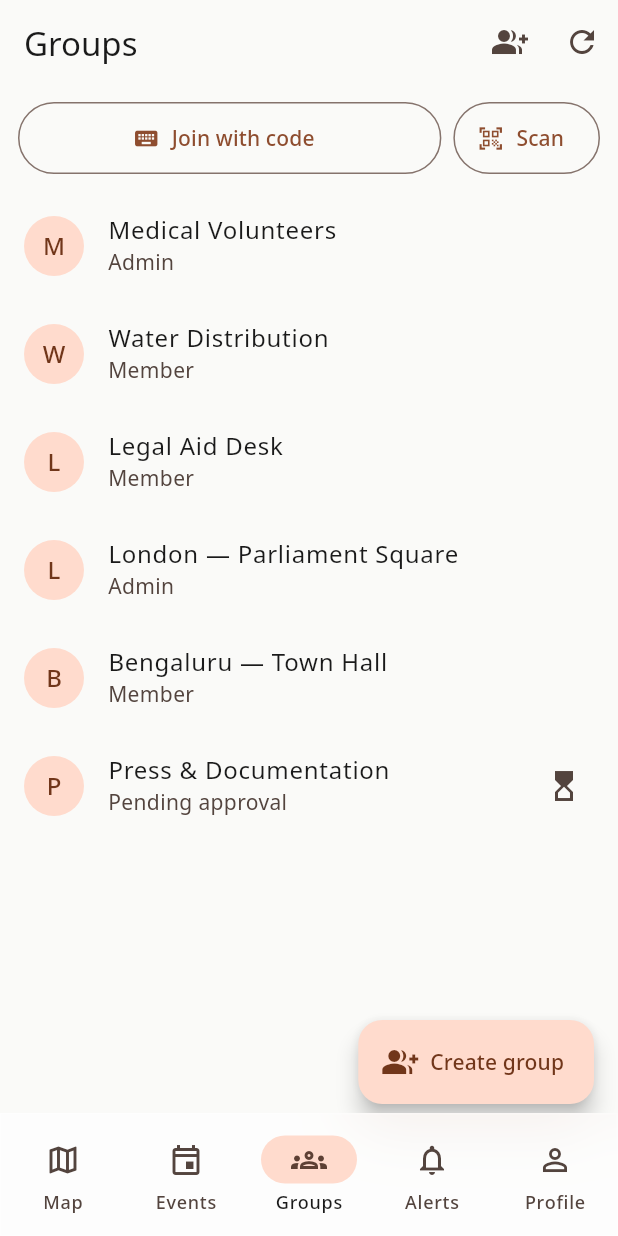
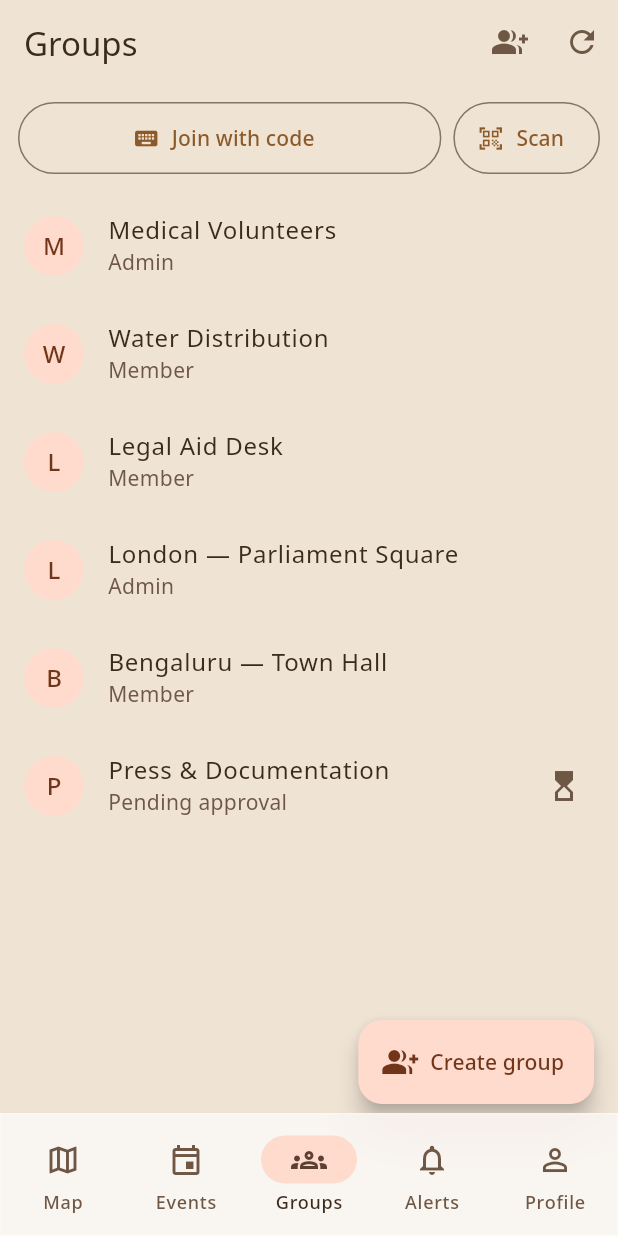
Before and after one commit to prajwal-patil-hub/Jantar-Mantar, a Flutter app: the screen it shows after launch, item 3 of the bottom bar chosen, on a phone screen of 412 x 824 dp. Run offline on Flutter 3.47's test engine with Material 3 defaults, Android fonts, the phone set to English and light mode, and no system bars; our stand-ins replace drift, drift_flutter, flutter_map, flutter_riverpod, flutter_secure_storage, geolocator and 6 more; missing offline and left inert: cryptography, flutter_map_marker_cluster, flutter_map_tile_caching, mobile_scanner; accounts and stored records are empty; generated files the repository leaves out were written again; network calls fail.

Commit message:
Soft Geometry: adopt the reference shape language, never its semantics (ADR-32)
Two reference sheets were supplied. Stripped of copy and imagery, the first
is a study of one move — a stadium field with a circular action attached, and
five ways of joining them. The second adds card-per-row, 22-28px panels, pill
CTAs and roughly double the vertical breathing room.

All of that is identity: it carries no meaning, so it is adopted wholesale
and expressed as tokens applied through component themes, so the language
holds by construction rather than by per-screen discipline. NotchedActionField
and CappedSurface exist as widgets for the two joins the app actually uses.

What is NOT adopted is StatusColors. Good, Low, Out and Unverified must stay
separable under colour-blindness, and a brown-on-tan monochrome collapses
exactly the distinction the map exists for. They keep the values ADR-23
measured, unchanged. The warm palette applies to chrome only.

Colour was measured rather than asserted, and three decisions changed:

- the light sand ground costs about a point of contrast, but every status
  swatch still clears 3:1;
- the warm dark ground #160F0A actually raises the weakest swatch from
  3.00:1 to 3.06:1 versus the old #141218;
- the first clay #A5713F matched the reference best but put cream label text
  at 3.93:1, under the 4.5 body bar, so it was darkened to #8C5A29 at the
  same hue;
- dark mode needed an inverted label token, because clay is lighter than the
  ground there and cream-on-clay measured 2.83:1.

The last two were caught by tests written during this work, not by eye.

A pre-existing bug surfaced: color_accessibility_test.dart was measuring
against a hardcoded #FFFBFE / #141218 that no screen ever painted. It now
reads AppTokens and measures the scaffold, the worse of the two light
surfaces, so the pinned numbers mean something.

Wireframes for all 21 screens are published as an artifact. Method and the
reusable image-to-UI prompt are in docs/research/ui-shape-language.md.

Not done and stated as such: shapes 1, 3 and 5 are specified and drawn but
not built as widgets; screens that hand-roll a container instead of using
Card/Chip/FilledButton still need a per-screen pass.

185 tests green, analyze + custom_lint clean, web build green.

Co-Authored-By: Claude Opus 5 <noreply@anthropic.com>
Claude-Session: https://claude.ai/code/session_01UPGunHyCGt993kdhqFRigh

```diff
--- a/app/lib/core/theme/app_theme.dart
+++ b/app/lib/core/theme/app_theme.dart
@@ -11,27 +11,99 @@ abstract final class AppTheme {
   static const _fontFallback = ['Noto Sans Devanagari'];
 
   static ThemeData light() {
-    final scheme = ColorScheme.fromSeed(
-      seedColor: AppTokens.accent,
-    ).copyWith(surface: AppTokens.surfaceLight, onSurface: AppTokens.ink);
-    return _base(scheme);
+    final scheme = ColorScheme.fromSeed(seedColor: AppTokens.accent).copyWith(
+      surface: AppTokens.surfaceLight,
+      onSurface: AppTokens.ink,
+      onSurfaceVariant: AppTokens.inkMuted,
+      surfaceContainerHighest: AppTokens.scaffoldLight,
+      primary: AppTokens.clay,
+      onPrimary: AppTokens.onClay,
+    );
+    return _base(scheme, AppTokens.scaffoldLight);
   }
 
   static ThemeData dark() {
-    final scheme = ColorScheme.fromSeed(
-      seedColor: AppTokens.accent,
-      brightness: Brightness.dark,
-    ).copyWith(surface: AppTokens.surfaceDark);
-    return _base(scheme);
+    final scheme =
+        ColorScheme.fromSeed(
+          seedColor: AppTokens.accent,
+          brightness: Brightness.dark,
+        ).copyWith(
+          surface: AppTokens.surfaceDark,
+          onSurface: AppTokens.inkDark,
+          onSurfaceVariant: AppTokens.inkMutedDark,
+          surfaceContainerHighest: AppTokens.scaffoldDark,
+          primary: AppTokens.clayDark,
+          onPrimary: AppTokens.onClay,
+        );
+    return _base(scheme, AppTokens.scaffoldDark);
   }
 
-  static ThemeData _base(ColorScheme scheme) {
+  /// Soft Geometry (ADR-32): one radii scale applied through component
+  /// themes, so every card, sheet, chip and button picks it up without a
+  /// single screen restating it.
+  static ThemeData _base(ColorScheme scheme, Color scaffold) {
+    final card = RoundedRectangleBorder(
+      borderRadius: BorderRadius.circular(AppTokens.radiusCard),
+    );
     return ThemeData(
       colorScheme: scheme,
+      scaffoldBackgroundColor: scaffold,
       fontFamily: _fontFamily,
       fontFamilyFallback: _fontFallback,
       extensions: const [StatusColors.standard],
       materialTapTargetSize: MaterialTapTargetSize.padded,
+      cardTheme: CardThemeData(
+        shape: card,
+        color: scheme.surface,
+        elevation: 0,
+        margin: EdgeInsets.zero,
+      ),
+      chipTheme: ChipThemeData(
+        shape: const StadiumBorder(),
+        side: BorderSide.none,
+        backgroundColor: scheme.surface,
+      ),
+      // Stadium CTAs, at the emergency touch target rather than Material's
+      // default 40 — this app is operated under stress, one-handed.
+      filledButtonTheme: FilledButtonThemeData(
+        style: FilledButton.styleFrom(
+          shape: const StadiumBorder(),
+          minimumSize: const Size(0, AppTokens.primaryTouchTarget),
+        ),
+      ),
+      outlinedButtonTheme: OutlinedButtonThemeData(
+        style: OutlinedButton.styleFrom(
+          shape: const StadiumBorder(),
+          minimumSize: const Size(0, AppTokens.primaryTouchTarget),
+        ),
+      ),
+      bottomSheetTheme: BottomSheetThemeData(
+        backgroundColor: scheme.surface,
+        shape: const RoundedRectangleBorder(
+          borderRadius: BorderRadius.vertical(
+            top: Radius.circular(AppTokens.radiusPanel),
+          ),
+        ),
+      ),
+      dialogTheme: DialogThemeData(shape: card),
+      inputDecorationTheme: InputDecorationTheme(
+        filled: true,
+        fillColor: scheme.surface,
+        border: OutlineInputBorder(
+          borderRadius: BorderRadius.circular(AppTokens.radiusPill),
+          borderSide: BorderSide.none,
+        ),
+        contentPadding: const EdgeInsets.symmetric(
+          horizontal: 18,
+          vertical: 14,
+        ),
+      ),
+      listTileTheme: ListTileThemeData(shape: card),
+      appBarTheme: AppBarTheme(
+        backgroundColor: scaffold,
+        surfaceTintColor: Colors.transparent,
+        elevation: 0,
+      ),
     );
   }
 }
--- a/app/lib/core/theme/tokens.dart
+++ b/app/lib/core/theme/tokens.dart
@@ -7,10 +7,38 @@ abstract final class AppTokens {
   /// warmth cannot be confused with the amber "Low" state.
   static const Color accent = Color(0xFFFF6D1F);
 
-  // Neutral base.
-  static const Color surfaceLight = Color(0xFFFAFAF8);
-  static const Color ink = Color(0xFF1A1A1A);
-  static const Color surfaceDark = Color(0xFF111214);
+  // Warm neutral base (ADR-32, "Soft Geometry"). Every value below was
+  // chosen by measuring status contrast against it, not by eye — see
+  // `test/core/theme/color_accessibility_test.dart`, which now reads these
+  // tokens rather than a hardcoded near-white the app never painted.
+  //
+  // Light: sand is the scaffold, shell is the raised card/sheet.
+  static const Color surfaceLight = Color(0xFFFAF3EA); // shell
+  static const Color scaffoldLight = Color(0xFFEFE3D4); // sand
+  static const Color ink = Color(0xFF3B2A1E); // cocoa
+  static const Color inkMuted = Color(0xFF6E5744); // umber
+
+  // Dark: deliberately deeper than the old #111214. The warm ground actually
+  // *raises* the weakest status contrast (3.00 → 3.06) rather than costing it.
+  static const Color surfaceDark = Color(0xFF241A13);
+  static const Color scaffoldDark = Color(0xFF160F0A);
+  static const Color inkDark = Color(0xFFF5EADC);
+  static const Color inkMutedDark = Color(0xFFB39A83);
+
+  /// Filled-action tone. A desaturated member of the [accent] hue family, so
+  /// large filled surfaces read as warm rather than as six saffron blocks.
+  /// Never used for status.
+  /// #A5713F matched the reference more closely but put cream label text at
+  /// only 3.93:1 — under the 4.5 body bar, caught by the contrast test.
+  /// Darkened until the label reads properly; the hue is unchanged.
+  static const Color clay = Color(0xFF8C5A29);
+  static const Color clayDark = Color(0xFFC08A52);
+  static const Color onClay = Color(0xFFFFF7EE);
+
+  /// In dark mode the action tone is *lighter* than the ground, so its label
+  /// has to invert too. Using [onClay] on [clayDark] measures 2.83:1 — the
+  /// contrast test catches it, which is why this token exists.
+  static const Color onClayDark = Color(0xFF1A120C);
 
   // Glass surfaces (hero surfaces only — sheets, cards, nav, dialogs).
   static const double glassBlurSigma = 20;
@@ -23,6 +51,13 @@ abstract final class AppTokens {
   static const Color glassFallbackLight = Color(0xD9FFFFFF); // white @ 85%
   static const Color glassFallbackDark = Color(0xD9111214);
 
+  // Radii scale (ADR-32). One scale, applied through the theme, so the shape
+  // language holds by construction instead of by per-screen discipline.
+  static const double radiusChip = 14;
+  static const double radiusCard = 22;
+  static const double radiusPanel = 28;
+  static const double radiusPill = 999;
+
   // Touch targets (emergency UX: generous under stress).
   static const double minTouchTarget = 48;
   static const double primaryTouchTarget = 56;
```
Also changed, not shown: app/lib/core/theme/soft_geometry.dart (added, +160 -0 lines), 5 other files.
